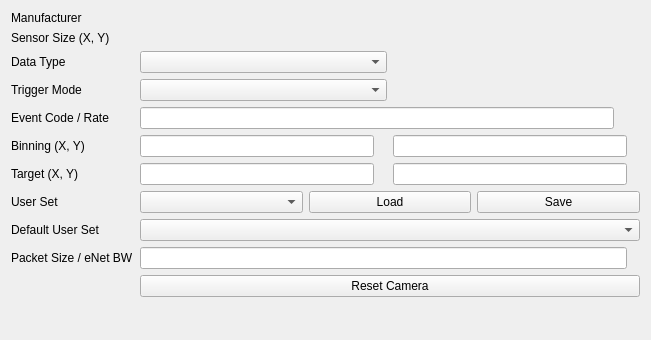
This is dev/home_screen/screens/las_basler_settings.ui in moyinoluwa-10/pcdswidgets as Qt 5 draws it before an edit. The edited form follows.
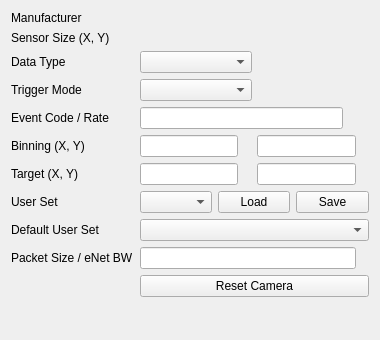
This is the edited form. Custom widgets are drawn as their Qt base class.

The edit to the form file:
```diff
--- a/dev/home_screen/screens/las_basler_settings.ui
+++ b/dev/home_screen/screens/las_basler_settings.ui
@@ -6,16 +6,22 @@
    <rect>
     <x>0</x>
     <y>0</y>
-    <width>651</width>
+    <width>380</width>
     <height>340</height>
    </rect>
   </property>
   <property name="minimumSize">
    <size>
-    <width>390</width>
+    <width>380</width>
     <height>340</height>
    </size>
   </property>
+  <property name="maximumSize">
+   <size>
+    <width>633</width>
+    <height>400</height>
+   </size>
+  </property>
   <property name="windowTitle">
    <string>LAS Basler Settings (${CAM})</string>
   </property>
```
Left out of the diff: 2 changed lines with no effect on the pictures.
